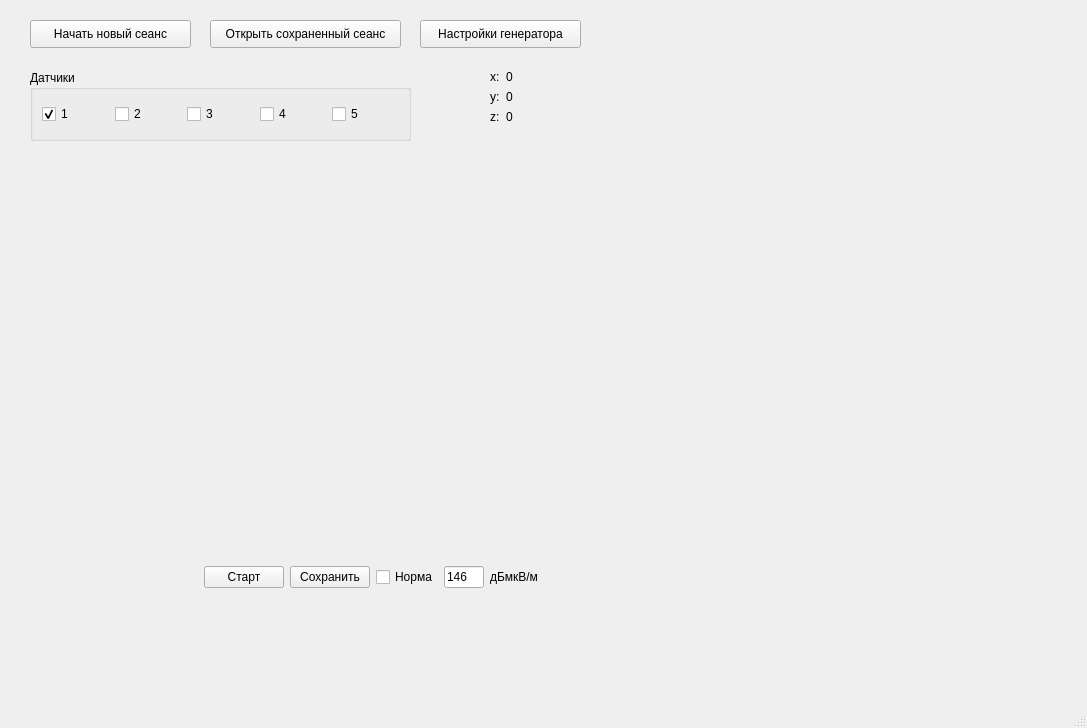
CrinitusFeles/SMEF, file mainwindow.ui: the form before one commit.
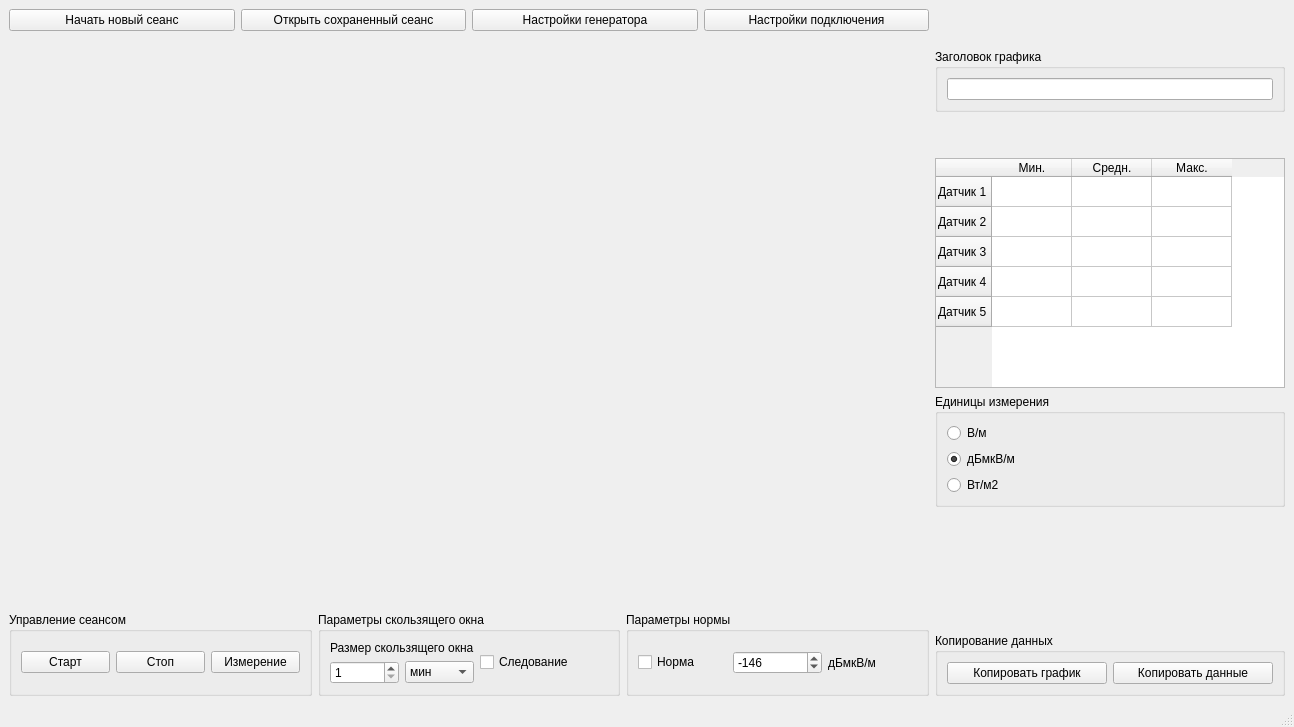
The form after the commit. Custom widgets are drawn as their Qt base class.

Patch:
```diff
--- a/mainwindow.ui
+++ b/mainwindow.ui
@@ -6,160 +6,54 @@
    <rect>
     <x>0</x>
     <y>0</y>
-    <width>1087</width>
-    <height>728</height>
+    <width>1294</width>
+    <height>727</height>
    </rect>
   </property>
   <property name="windowTitle">
    <string>MainWindow</string>
   </property>
   <widget class="QWidget" name="centralwidget">
+   <layout class="QVBoxLayout" name="verticalLayout_10">
+    <item>
+     <layout class="QHBoxLayout" name="horizontalLayout_3">
+      <item>
+       <layout class="QVBoxLayout" name="verticalLayout_8">
+        <item>
+         <layout class="QVBoxLayout" name="verticalLayout_7">
+          <item>
+           <layout class="QHBoxLayout" name="horizontalLayout_5">
+            <item>
    <widget class="QPushButton" name="start_button">
-    <property name="geometry">
-     <rect>
-      <x>30</x>
-      <y>20</y>
-      <width>161</width>
-      <height>28</height>
-     </rect>
-    </property>
     <property name="text">
      <string>Начать новый сеанс</string>
     </property>
    </widget>
+            </item>
+            <item>
    <widget class="QPushButton" name="open_button">
-    <property name="geometry">
-     <rect>
-      <x>210</x>
-      <y>20</y>
-      <width>191</width>
-      <height>28</height>
-     </rect>
-    </property>
     <property name="text">
      <string>Открыть сохраненный сеанс</string>
     </property>
    </widget>
-   <widget class="QGroupBox" name="groupBox">
-    <property name="geometry">
-     <rect>
-      <x>30</x>
-      <y>70</y>
-      <width>381</width>
-      <height>71</height>
-     </rect>
-    </property>
-    <property name="title">
-     <string>Датчики</string>
-    </property>
-    <layout class="QVBoxLayout" name="verticalLayout">
-     <item>
-      <layout class="QHBoxLayout" name="horizontalLayout">
-       <item>
-        <widget class="QCheckBox" name="checkBox">
-         <property name="text">
-          <string>1</string>
-         </property>
-         <property name="checked">
-          <bool>true</bool>
-         </property>
-        </widget>
        </item>
        <item>
-        <widget class="QCheckBox" name="checkBox_2">
+             <widget class="QPushButton" name="open_generator_button">
          <property name="text">
-          <string>2</string>
+               <string>Настройки генератора</string>
          </property>
         </widget>
        </item>
        <item>
-        <widget class="QCheckBox" name="checkBox_3">
+             <widget class="QPushButton" name="connection_settings_button">
          <property name="text">
-          <string>3</string>
+               <string>Настройки подключения</string>
          </property>
         </widget>
        </item>
-       <item>
-        <widget class="QCheckBox" name="checkBox_4">
-         <property name="text">
-          <string>4</string>
-         </property>
-        </widget>
-       </item>
-       <item>
-        <widget class="QCheckBox" name="checkBox_5">
-         <property name="text">
-          <string>5</string>
-         </property>
-        </widget>
-       </item>
-      </layout>
-     </item>
-    </layout>
-   </widget>
-   <widget class="QWidget" name="layoutWidget">
-    <property name="geometry">
-     <rect>
-      <x>490</x>
-      <y>70</y>
-      <width>118</width>
-      <height>62</height>
-     </rect>
-    </property>
-    <layout class="QFormLayout" name="formLayout">
-     <item row="0" column="0">
-      <widget class="QLabel" name="label_4">
-       <property name="text">
-        <string>x:</string>
-       </property>
-      </widget>
-     </item>
-     <item row="0" column="1">
-      <widget class="QLabel" name="x_label">
-       <property name="text">
-        <string>0</string>
-       </property>
-      </widget>
-     </item>
-     <item row="1" column="0">
-      <widget class="QLabel" name="label_5">
-       <property name="text">
-        <string>y:</string>
-       </property>
-      </widget>
-     </item>
-     <item row="2" column="0">
-      <widget class="QLabel" name="label_6">
-       <property name="text">
-        <string>z:</string>
-       </property>
-      </widget>
-     </item>
-     <item row="2" column="1">
-      <widget class="QLabel" name="z_label">
-       <property name="text">
-        <string>0</string>
-       </property>
-      </widget>
-     </item>
-     <item row="1" column="1">
-      <widget class="QLabel" name="y_label">
-       <property name="text">
-        <string>0</string>
-       </property>
-      </widget>
-     </item>
-    </layout>
-   </widget>
-   <widget class="QWidget" name="layoutWidget">
-    <property name="geometry">
-     <rect>
-      <x>30</x>
-      <y>150</y>
-      <width>681</width>
-      <height>438</height>
-     </rect>
-    </property>
+           </layout>
+          </item>
+          <item>
     <layout class="QVBoxLayout" name="verticalLayout_4">
      <item>
       <widget class="CustomPlot" name="customplot" native="true">
@@ -178,21 +72,18 @@
        <layout class="QVBoxLayout" name="verticalLayout_2"/>
       </widget>
      </item>
+           </layout>
+          </item>
+         </layout>
+        </item>
      <item>
       <layout class="QHBoxLayout" name="horizontalLayout_2">
        <item>
-        <spacer name="horizontalSpacer_2">
-         <property name="orientation">
-          <enum>Qt::Horizontal</enum>
-         </property>
-         <property name="sizeHint" stdset="0">
-          <size>
-           <width>40</width>
-           <height>20</height>
-          </size>
-         </property>
-        </spacer>
-       </item>
+           <widget class="QGroupBox" name="groupBox_3">
+            <property name="title">
+             <string>Управление сеансом</string>
+            </property>
+            <layout class="QHBoxLayout" name="horizontalLayout_7">
        <item>
         <widget class="QPushButton" name="graph_start_button">
          <property name="text">
@@ -201,12 +92,86 @@
         </widget>
        </item>
        <item>
-        <widget class="QPushButton" name="graph_save_button">
+              <widget class="QPushButton" name="stop_button">
          <property name="text">
-          <string>Сохранить</string>
+                <string>Стоп</string>
          </property>
         </widget>
        </item>
+             <item>
+              <widget class="QPushButton" name="measure_button">
+               <property name="text">
+                <string>Измерение</string>
+               </property>
+              </widget>
+             </item>
+            </layout>
+           </widget>
+          </item>
+          <item>
+           <widget class="QGroupBox" name="groupBox">
+            <property name="title">
+             <string>Параметры скользящего окна</string>
+            </property>
+            <layout class="QHBoxLayout" name="horizontalLayout_4">
+             <item>
+              <layout class="QVBoxLayout" name="verticalLayout">
+               <item>
+                <widget class="QLabel" name="label_2">
+                 <property name="text">
+                  <string>Размер скользящего окна</string>
+                 </property>
+                </widget>
+               </item>
+               <item>
+                <layout class="QHBoxLayout" name="horizontalLayout">
+                 <item>
+                  <widget class="QSpinBox" name="slide_window_time_spinbox">
+                   <property name="minimum">
+                    <number>1</number>
+                   </property>
+                   <property name="maximum">
+                    <number>9999</number>
+                   </property>
+                   <property name="value">
+                    <number>1</number>
+                   </property>
+                  </widget>
+                 </item>
+                 <item>
+                  <widget class="QComboBox" name="time_combobox">
+                   <item>
+                    <property name="text">
+                     <string>мин</string>
+                    </property>
+                   </item>
+                   <item>
+                    <property name="text">
+                     <string>час</string>
+                    </property>
+                   </item>
+                  </widget>
+                 </item>
+                </layout>
+               </item>
+              </layout>
+             </item>
+             <item>
+              <widget class="QCheckBox" name="sliding_checkbox">
+               <property name="text">
+                <string>Следование</string>
+               </property>
+              </widget>
+             </item>
+            </layout>
+           </widget>
+          </item>
+          <item>
+           <widget class="QGroupBox" name="groupBox_5">
+            <property name="title">
+             <string>Параметры нормы</string>
+            </property>
+            <layout class="QHBoxLayout" name="horizontalLayout_9">
        <item>
         <widget class="QCheckBox" name="checkBox_6">
          <property name="text">
@@ -215,61 +180,237 @@
         </widget>
        </item>
        <item>
-        <widget class="QLineEdit" name="lineEdit">
+              <widget class="QSpinBox" name="norma_val_spinbox">
+               <property name="minimum">
+                <number>-199</number>
+               </property>
+               <property name="maximum">
+                <number>0</number>
+               </property>
+               <property name="value">
+                <number>-146</number>
+               </property>
+              </widget>
+             </item>
+             <item>
+              <widget class="QLabel" name="norma_unit_label">
+               <property name="text">
+                <string>дБмкВ/м</string>
+               </property>
+              </widget>
+             </item>
+            </layout>
+           </widget>
+          </item>
+         </layout>
+        </item>
+       </layout>
+      </item>
+      <item>
+       <layout class="QVBoxLayout" name="verticalLayout_6">
+        <item>
+         <layout class="QVBoxLayout" name="verticalLayout_5">
+          <item>
+           <spacer name="verticalSpacer_2">
+            <property name="orientation">
+             <enum>Qt::Vertical</enum>
+            </property>
+            <property name="sizeHint" stdset="0">
+             <size>
+              <width>20</width>
+              <height>40</height>
+             </size>
+            </property>
+           </spacer>
+          </item>
+          <item>
+           <widget class="QGroupBox" name="groupBox_6">
+            <property name="title">
+             <string>Заголовок графика</string>
+            </property>
+            <layout class="QVBoxLayout" name="verticalLayout_9">
+             <item>
+              <widget class="QLineEdit" name="tittle_line_edit">
          <property name="sizePolicy">
-          <sizepolicy hsizetype="Fixed" vsizetype="Fixed">
+                <sizepolicy hsizetype="Preferred" vsizetype="Fixed">
            <horstretch>0</horstretch>
            <verstretch>0</verstretch>
           </sizepolicy>
          </property>
          <property name="maximumSize">
           <size>
-           <width>40</width>
+                 <width>380</width>
            <height>16777215</height>
           </size>
          </property>
+              </widget>
+             </item>
+            </layout>
+           </widget>
+          </item>
+          <item>
+           <spacer name="verticalSpacer_3">
+            <property name="orientation">
+             <enum>Qt::Vertical</enum>
+            </property>
+            <property name="sizeHint" stdset="0">
+             <size>
+              <width>20</width>
+              <height>40</height>
+             </size>
+            </property>
+           </spacer>
+          </item>
+         </layout>
+        </item>
+        <item>
+         <widget class="QTableWidget" name="minmax_values_table">
+          <property name="sizePolicy">
+           <sizepolicy hsizetype="Fixed" vsizetype="Expanding">
+            <horstretch>0</horstretch>
+            <verstretch>0</verstretch>
+           </sizepolicy>
+          </property>
+          <property name="minimumSize">
+           <size>
+            <width>350</width>
+            <height>230</height>
+           </size>
+          </property>
+          <property name="maximumSize">
+           <size>
+            <width>350</width>
+            <height>230</height>
+           </size>
+          </property>
+          <attribute name="horizontalHeaderMinimumSectionSize">
+           <number>30</number>
+          </attribute>
+          <attribute name="horizontalHeaderDefaultSectionSize">
+           <number>80</number>
+          </attribute>
+          <row>
          <property name="text">
-          <string>146</string>
-         </property>
+            <string>Датчик 1</string>
+           </property>
+          </row>
+          <row>
+           <property name="text">
+            <string>Датчик 2</string>
+           </property>
+          </row>
+          <row>
+           <property name="text">
+            <string>Датчик 3</string>
+           </property>
+          </row>
+          <row>
+           <property name="text">
+            <string>Датчик 4</string>
+           </property>
+          </row>
+          <row>
+           <property name="text">
+            <string>Датчик 5</string>
+           </property>
+          </row>
+          <column>
+           <property name="text">
+            <string>Мин.</string>
+           </property>
+          </column>
+          <column>
+           <property name="text">
+            <string>Средн.</string>
+           </property>
+          </column>
+          <column>
+           <property name="text">
+            <string>Макс.</string>
+           </property>
+          </column>
         </widget>
        </item>
        <item>
-        <widget class="QLabel" name="label">
+         <widget class="QGroupBox" name="groupBox_2">
+          <property name="maximumSize">
+           <size>
+            <width>380</width>
+            <height>16777215</height>
+           </size>
+          </property>
+          <property name="title">
+           <string>Единицы измерения</string>
+          </property>
+          <layout class="QVBoxLayout" name="verticalLayout_3">
+           <item>
+            <widget class="QRadioButton" name="units_rbutton1">
          <property name="text">
+              <string>В/м</string>
+             </property>
+            </widget>
+           </item>
+           <item>
+            <widget class="QRadioButton" name="units_rbutton2">
+             <property name="text">
           <string>дБмкВ/м</string>
          </property>
+             <property name="checked">
+              <bool>true</bool>
+             </property>
         </widget>
        </item>
        <item>
-        <spacer name="horizontalSpacer">
+            <widget class="QRadioButton" name="units_rbutton3">
+             <property name="text">
+              <string>Вт/м2</string>
+             </property>
+            </widget>
+           </item>
+          </layout>
+         </widget>
+        </item>
+        <item>
+         <spacer name="verticalSpacer">
          <property name="orientation">
-          <enum>Qt::Horizontal</enum>
+           <enum>Qt::Vertical</enum>
          </property>
          <property name="sizeHint" stdset="0">
           <size>
-           <width>40</width>
-           <height>20</height>
+            <width>20</width>
+            <height>40</height>
           </size>
          </property>
         </spacer>
        </item>
-      </layout>
-     </item>
-    </layout>
-   </widget>
-   <widget class="QPushButton" name="open_generator_button">
-    <property name="geometry">
-     <rect>
-      <x>420</x>
-      <y>20</y>
-      <width>161</width>
-      <height>28</height>
-     </rect>
-    </property>
+        <item>
+         <widget class="QGroupBox" name="groupBox_4">
+          <property name="title">
+           <string>Копирование данных</string>
+          </property>
+          <layout class="QHBoxLayout" name="horizontalLayout_8">
+           <item>
+            <widget class="QPushButton" name="copy_graph_button">
     <property name="text">
-     <string>Настройки генератора</string>
-    </property>
-   </widget>
+              <string>Копировать график</string>
+             </property>
+            </widget>
+           </item>
+           <item>
+            <widget class="QPushButton" name="copy_data_button">
+             <property name="text">
+              <string>Копировать данные</string>
+             </property>
+            </widget>
+           </item>
+          </layout>
+         </widget>
+        </item>
+       </layout>
+      </item>
+     </layout>
+    </item>
+   </layout>
   </widget>
   <widget class="QMenuBar" name="menubar">
    <property name="geometry">
```
Left out of the diff: 2 changed lines with no effect on the pictures. Lines whose indentation alone changed are shown as unchanged.
